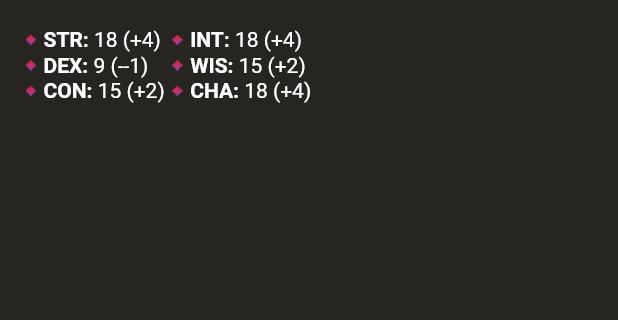
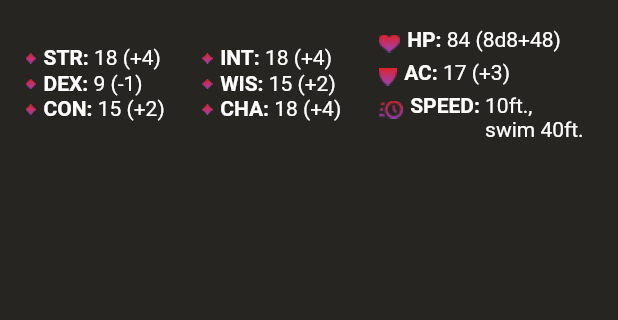
Before and after one commit to yoshichulo/PF_Bestiary, a Flutter app: the screen it shows after launch, on a phone screen of 412 x 824 dp, the part 111-431 px from its top. Run offline on Flutter 3.47's test engine with Material 2 defaults, Android fonts, the phone set to English and light mode, and no system bars.

Commit message:
Added images & added stats content

```diff
--- a/lib/main.dart
+++ b/lib/main.dart
@@ -1,8 +1,15 @@
 import 'dart:ui';
 import 'TopSection.dart';
 import 'package:flutter/material.dart';
+import 'package:flutter/services.dart';
 
-void main() => runApp(MyApp());
+void main() {
+  /*
+  WidgetsFlutterBinding.ensureInitialized();
+  SystemChrome.setEnabledSystemUIOverlays([]);
+  */
+  runApp(MyApp());
+}
 
 class MyApp extends StatelessWidget {
   @override
@@ -19,27 +26,57 @@ class MyApp extends StatelessWidget {
 }
 
 class MainStatsWidget extends StatelessWidget {
+  final String list_point_path = 'assets/images/list_point.png';
+  final String heart_icon_path = 'assets/images/heart_icon.png';
+  final String ac_icon_path = 'assets/images/ac_icon.png';
+  final String speed_icon_path = 'assets/images/speed_icon.png';
+
   @override
   Widget build(BuildContext builder) {
     return Container(
       padding: EdgeInsets.all(12),
       child: Row(
         children: <Widget>[
-          Column(
+          Container(
+            padding: EdgeInsets.only(
+              right: 12,
+            ),
+            child: Column(
               crossAxisAlignment: CrossAxisAlignment.start,
               children: <Widget>[
-              Stat('STR', 18),
-              Stat('DEX', 9),
-              Stat('CON', 15),
+                Stat('STR', 18, list_point_path),
+                Stat('DEX', 9, list_point_path),
+                Stat('CON', 15, list_point_path),
               ],
             ),
-          Column(
+          ),
+          Container(
+            padding: EdgeInsets.only(
+              left: 8,
+              right: 12,
+            ),
+            child: Column(
               crossAxisAlignment: CrossAxisAlignment.start,
               children: <Widget>[
-              Stat('INT', 18),
-              Stat('WIS', 15),
-              Stat('CHA', 18),
+                Stat('INT', 18, list_point_path),
+                Stat('WIS', 15, list_point_path),
+                Stat('CHA', 18, list_point_path),
               ],
+            ),
+          ),
+          Container(
+            padding: EdgeInsets.only(
+              left: 8,
+              right: 12,
+            ),
+            child: Column(
+              crossAxisAlignment: CrossAxisAlignment.start,
+              children: <Widget>[
+                Stat.withData('HP', '84 (8d8+48)', heart_icon_path),
+                Stat('AC', 17, ac_icon_path),
+                Stat.withData('SPEED', '10ft.,\nswim 40ft.', speed_icon_path),
+              ],
+            ),
           ),
         ],
       ),
@@ -48,27 +85,30 @@ class MainStatsWidget extends StatelessWidget {
 }
 
 class Stat extends StatelessWidget {
-  final String type;
-  final int value;
+  String type;
+  int value;
+  String image_path;
+  String data;
 
   String calculateModifier() {
     double mod = (this.value - 10) / 2;
     if (mod >= 0)
       return "+${mod.toInt()}";
     else
-      return "-${mod.round()}";
+      return "${mod.round()}";
   }
 
-  Stat(this.type, this.value);
+  Stat(this.type, this.value, this.image_path);
+  Stat.withData(this.type, this.data, this.image_path);
   @override
   Widget build(BuildContext context) {
-    return Container(
-      alignment: Alignment.centerLeft,
-      child: Row(
+    return Wrap(
+        direction: Axis.horizontal,
+        alignment: WrapAlignment.start,
         children: <Widget>[
           Padding(
             padding: EdgeInsets.all(5),
-            child: Image.asset('assets/images/list_point.png'),
+            child: Image.asset('${image_path}'),
           ),
           Text(
             '${this.type}: ',
@@ -79,14 +119,15 @@ class Stat extends StatelessWidget {
             ),
           ),
           Text(
-            '${this.value} (${calculateModifier()})',
+            this.value != null
+                ? '${this.value} (${calculateModifier()})'
+                : '${this.data}',
             style: TextStyle(
               color: Colors.white,
               fontSize: 14,
             ),
           )
         ],
-      ),
     );
   }
 }
```
Also changed, not shown: assets/images/ac_icon.png (added), assets/images/heart_icon.png (added), assets/images/speed_icon.png (added), 2 other files. Lines whose indentation alone changed are shown as unchanged.
